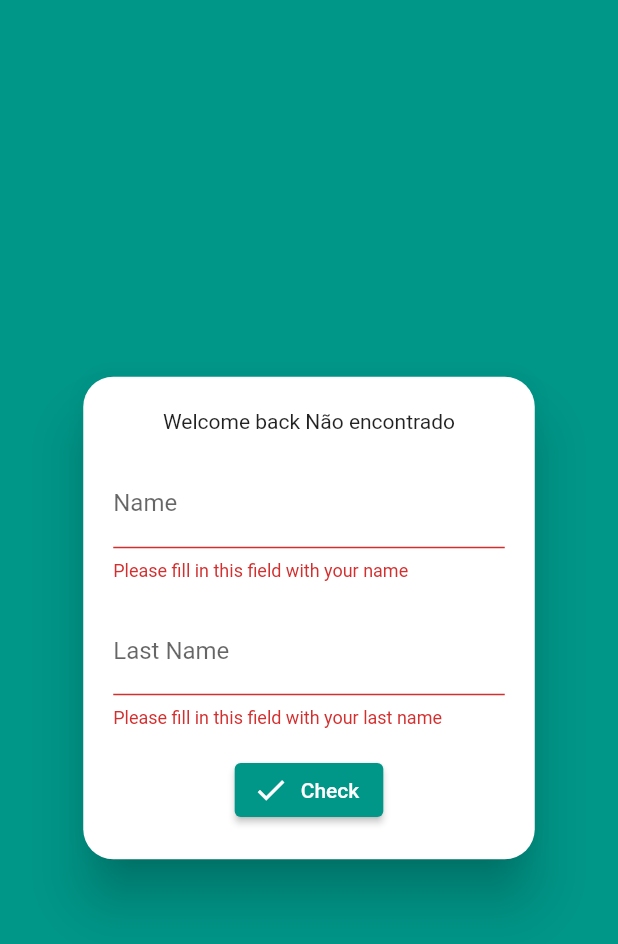
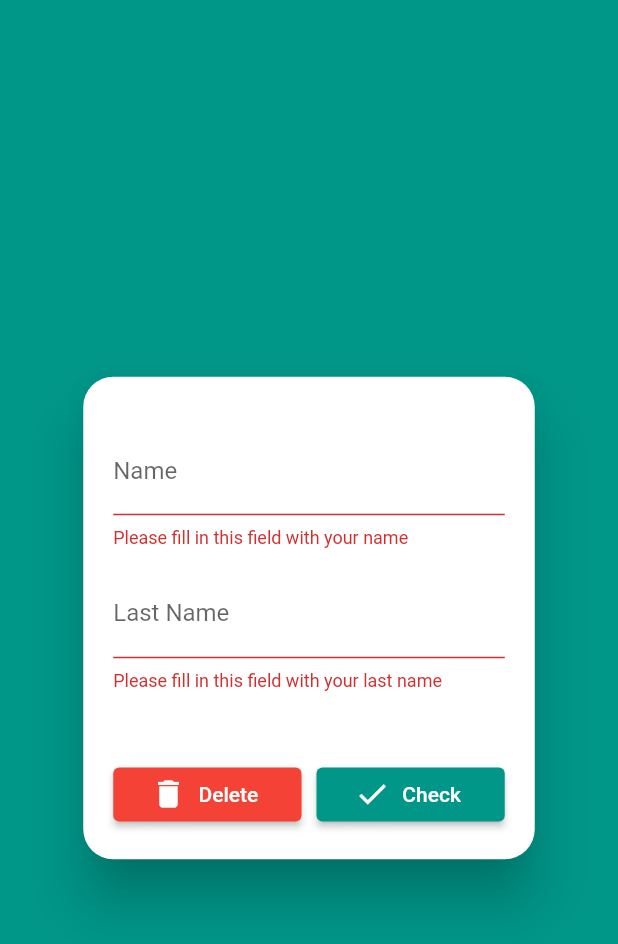
Before and after one commit to gsouza97/Cubos-Academy, a Flutter app: the screen it shows after launch, after a tap on "Check", on a phone screen of 412 x 824 dp. Shown: the top 944 px of the screen. Run offline on Flutter 3.47's test engine with Material 2 defaults, Android fonts, the phone set to English and light mode, and no system bars; our stand-ins replace sqflite; accounts and stored records are empty.

Commit message:
SQLite: Deleting user

```diff
--- a/form/lib/form_model.dart
+++ b/form/lib/form_model.dart
@@ -2,24 +2,33 @@ import 'package:form/internal_storage.dart';
 import 'package:form/secure_storage_adapter.dart';
 import 'package:form/shared_preferences_adapter.dart';
 import 'package:form/sql_adapter.dart';
+import 'package:form/user.dart';
 
 class FormModel {
+  Future<User> user;
+
   String name;
   String surname;
+  int rowId;
+
   final InternalStorageAdapter internalStorage;
 
   FormModel({InternalStorageAdapter internalStorageAdapter})
       : internalStorage = internalStorageAdapter ?? SQLAdapter();
 
-  void save() {
+  void saveUser() {
     if (name != null && surname != null) {
       internalStorage.saveUser(name, surname);
-    } else {
-      return;
     }
   }
 
-  Future<String> getFullName() {
-    return internalStorage.getFullName();
+  void deleteUser(User user) {
+    if (user != null) {
+      internalStorage.deleteUser(user);
+    }
+  }
+
+  Future<User> getUser() {
+    return internalStorage.getUser();
   }
 }
--- a/form/lib/form_view.dart
+++ b/form/lib/form_view.dart
@@ -1,5 +1,6 @@
 import 'package:flutter/cupertino.dart';
 import 'package:flutter/material.dart';
+import 'package:form/form_model.dart';
 import 'package:form/form_controller.dart';
 
 class FormView extends StatefulWidget {
@@ -31,17 +32,18 @@ class _FormViewState extends State<FormView> {
               child: Padding(
                 padding:
                     const EdgeInsets.symmetric(horizontal: 20, vertical: 5),
-                child: Column(
+                child: FutureBuilder(
+                  future: controller.user,
+                  builder: (context, snapshot) {
+                    return Column(
                       mainAxisAlignment: MainAxisAlignment.spaceEvenly,
                       children: [
-                    FutureBuilder(
-                      future: controller.fullName,
-                      builder: (context, snapshot) {
-                        return Text('Welcome back ${snapshot.data}');
-                      },
-                    ),
+                        snapshot.data != null
+                            ? Text(
+                                'Welcome back #${snapshot.data.rowid} ${snapshot.data.name} ${snapshot.data.surname}')
+                            : Container(),
                         TextFormField(
-                      initialValue: controller.name,
+                          //initialValue: controller.user.name,
                           decoration: InputDecoration(
                             labelText: 'Name',
                             hintText: 'Name',
@@ -56,14 +58,11 @@ class _FormViewState extends State<FormView> {
                           },
                           textInputAction: TextInputAction.next,
                           onChanged: (value) {
-                        setState(() {
                             controller.updateName(value);
-                          controller.saveUser();
-                        });
                           },
                         ),
                         TextFormField(
-                      initialValue: controller.surname,
+                          //initialValue: controller.user.surname,
                           decoration: InputDecoration(
                             labelText: 'Last Name',
                             hintText: 'Last Name',
@@ -77,10 +76,7 @@ class _FormViewState extends State<FormView> {
                             return null;
                           },
                           onChanged: (value) {
-                        setState(() {
                             controller.updateSurname(value);
-                          controller.saveUser();
-                        });
                           },
                           onFieldSubmitted: (value) {
                             final isValid = _formKey.currentState
@@ -110,7 +106,27 @@ class _FormViewState extends State<FormView> {
                             }
                           },
                         ),
-                    ElevatedButton.icon(
+                        SizedBox(height: size.height * 0.02),
+                        Row(
+                          children: [
+                            Expanded(
+                              child: ElevatedButton.icon(
+                                onPressed: () {
+                                  setState(() {
+                                    controller.deleteUser(snapshot.data);
+                                  });
+                                },
+                                icon: Icon(Icons.delete),
+                                label: Text('Delete'),
+                                style: ButtonStyle(
+                                  backgroundColor:
+                                      MaterialStateProperty.all(Colors.red),
+                                ),
+                              ),
+                            ),
+                            SizedBox(width: 10),
+                            Expanded(
+                              child: ElevatedButton.icon(
                                 onPressed: () {
                                   final isValid = _formKey.currentState
                                       .validate(); // Valida os campos do formulário
@@ -140,8 +156,13 @@ class _FormViewState extends State<FormView> {
                                 },
                                 icon: Icon(Icons.check),
                                 label: Text('Check'),
+                              ),
+                            ),
+                          ],
                         )
                       ],
+                    );
+                  },
                 ),
               ),
             ),
--- a/form/lib/internal_storage.dart
+++ b/form/lib/internal_storage.dart
@@ -1,4 +1,7 @@
+import 'package:form/user.dart';
+
 abstract class InternalStorageAdapter {
   void saveUser(String name, String surname);
-  Future<String> getFullName();
+  Future<User> getUser();
+  void deleteUser(User user);
 }
--- a/form/lib/sql_adapter.dart
+++ b/form/lib/sql_adapter.dart
@@ -1,4 +1,5 @@
 import 'package:form/internal_storage.dart';
+import 'package:form/user.dart';
 import 'package:sqflite/sqflite.dart';
 import 'package:path/path.dart';
 
@@ -37,24 +38,22 @@ class SQLAdapter extends InternalStorageAdapter {
 
   // Função para pegar o nome completo
   @override
-  Future<String> getFullName() async {
+  Future<User> getUser() async {
     final Database db = await database;
 
     var response = await db.query(
       'Users',
       columns: ['rowid', 'name', 'surname'],
-      where: 'name = ?',
-      whereArgs: ['Gabriel']
+      // where: 'rowid = ?',
+      // whereArgs: ['2']
     );
 
     if (response.isNotEmpty) {
-      final name = response.last['name'];
-      final surname = response.last['surname'];
-      final rowid = response.last['rowid'];
-
-      return '$rowid $name $surname';
+      final User user = User.fromMap(response.last);
+      print(user.name);
+      return user;
     } else {
-      return 'Não encontrado';
+      return null;
     }
   }
 
@@ -65,5 +64,15 @@ class SQLAdapter extends InternalStorageAdapter {
 
     await db.insert('Users', {'name': name, 'surname': surname});
     print('Usuário salvo no DB');
+    print('$name $surname');
+  }
+
+  // Função para deletar o usuário
+  @override
+  void deleteUser(User user) async {
+    final Database db = await database;
+
+    await db.delete('Users', where: 'rowid = ?', whereArgs: [user.rowid]);
+    print('Usuário deletado');
   }
 }
--- /dev/null
+++ b/form/lib/user.dart
@@ -0,0 +1,17 @@
+class User {
+  String name;
+  String surname;
+  int rowid;
+  String fullName;
+
+  User({this.name, this.surname, this.rowid, this.fullName});
+
+  User.fromMap(Map<String, dynamic> map)
+      : name = map['name'],
+        surname = map['surname'],
+        rowid = map['rowid'];
+
+  Map<String, dynamic> toMap() {
+    return {'name': name, 'surname': surname, 'rowid': rowid};
+  }
+}
```
Also changed, not shown: form/lib/form_controller.dart (+16 -2 lines), form/lib/secure_storage_adapter.dart (+27 -27 lines), form/lib/shared_preferences_adapter.dart (+25 -25 lines), 9 other files. Lines whose indentation alone changed are shown as unchanged.
